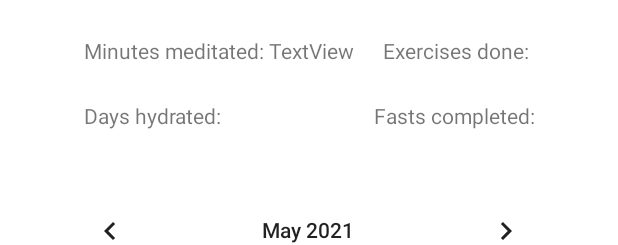
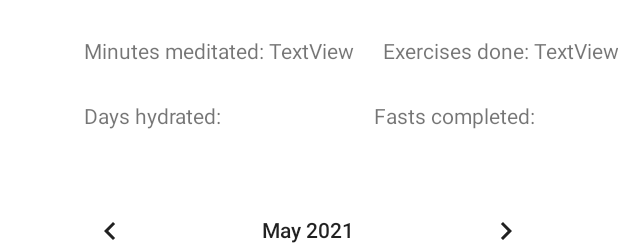
Before and after one commit to Ranteidz/Healthy, an Android app: the layout fragment_home.xml on its own in the app's theme, with its tools: preview values and no code run, on a phone screen of 412 x 824 dp. Shown: the top 245 px of the screen. Run offline under Robolectric (Android 15) with nearby library versions, the phone set to English and light mode, and no system bars.

Commit message:
exercises completed count displayed in home fragment

```diff
--- a/app/src/main/java/com/example/healthy/fragments/HomeFragment.java
+++ b/app/src/main/java/com/example/healthy/fragments/HomeFragment.java
@@ -27,6 +27,7 @@ public class HomeFragment extends Fragment {
     TextView daysHydrated;
     TextView fastCompleted;
     TextView minuteMeditatedValue;
+    TextView exercisesCompletedValue;
     RecyclerView recyclerView;
     HistoryItemAdapter historyItemAdapter;
     HomeViewModel homeViewModel;
@@ -40,7 +41,7 @@ public class HomeFragment extends Fragment {
         daysHydrated = view.findViewById(R.id.home_hydrated_days);
         fastCompleted = view.findViewById(R.id.home_fasts_completed);
         minuteMeditatedValue = view.findViewById(R.id.home_minutes_meditated_value);
-
+        exercisesCompletedValue = view.findViewById(R.id.home_excercises_completed_value);
         recyclerView = view.findViewById(R.id.historyRv);
         recyclerView.hasFixedSize();
         recyclerView.setLayoutManager(new LinearLayoutManager(getContext()));
@@ -79,6 +80,9 @@ public class HomeFragment extends Fragment {
         homeViewModel.getMinutesMeditated().observe(this, minutes->{
             minuteMeditatedValue.setText(String.valueOf(minutes));
         });
+        homeViewModel.getExercisesCompleted().observe(this, completed->{
+            exercisesCompletedValue.setText(String.valueOf(completed));
+        });
         super.onCreate(savedInstanceState);
     }
 }
--- a/app/src/main/java/com/example/healthy/repositories/ExcerciseRepository.java
+++ b/app/src/main/java/com/example/healthy/repositories/ExcerciseRepository.java
@@ -1,12 +1,14 @@
 package com.example.healthy.repositories;
 
 import androidx.lifecycle.LiveData;
+import androidx.lifecycle.MutableLiveData;
 
 import com.example.healthy.dao.ExerciseDAO;
 import com.example.healthy.dao.UserDAO;
 import com.example.healthy.models.ExerciseProgress;
 
 import java.util.ArrayList;
+import java.util.List;
 
 public class ExcerciseRepository {
 
@@ -35,7 +37,7 @@ public class ExcerciseRepository {
 
         exerciseDAO.addExercise(exerciseProgress);
     }
-    public LiveData<ArrayList<ExerciseProgress>> getAllExerciseProgress(){
+    public MutableLiveData<List<ExerciseProgress>> getAllExerciseProgress(){
        return exerciseDAO.getAllExerciseProgress();
     }
 
--- a/app/src/main/res/layout/fragment_home.xml
+++ b/app/src/main/res/layout/fragment_home.xml
@@ -90,5 +90,14 @@
         app:layout_constraintStart_toEndOf="@+id/home_minutes_meditated"
         app:layout_constraintTop_toTopOf="parent" />
 
+    <TextView
+        android:id="@+id/home_excercises_completed_value"
+        android:layout_width="wrap_content"
+        android:layout_height="wrap_content"
+        android:layout_marginTop="24dp"
+        android:text="TextView"
+        app:layout_constraintStart_toEndOf="@+id/home_excercises_completed"
+        app:layout_constraintTop_toTopOf="parent" />
+
 
 </androidx.constraintlayout.widget.ConstraintLayout>
```
Also changed, not shown: app/src/main/java/com/example/healthy/dao/ExerciseDAO.java (+41 -2 lines), app/src/main/java/com/example/healthy/viewmodels/HomeViewModel.java (+28 -0 lines), app/src/main/java/com/example/healthy/fragments/WaterFragment.java (line endings or trailing spaces).
